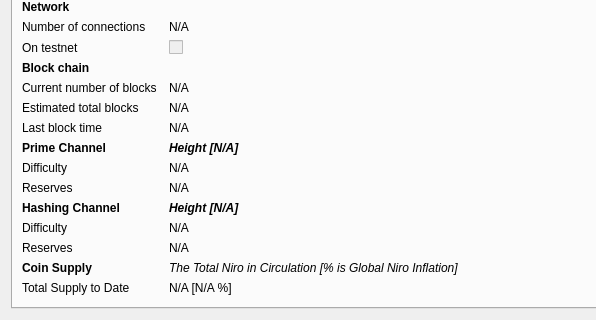
Old version of the form src/qt/forms/rpcconsole.ui in the repository Nexusoft/Legacy; both pictures show x 0 to 596 and y 126 to 446 of the 706 by 446 pixel window.
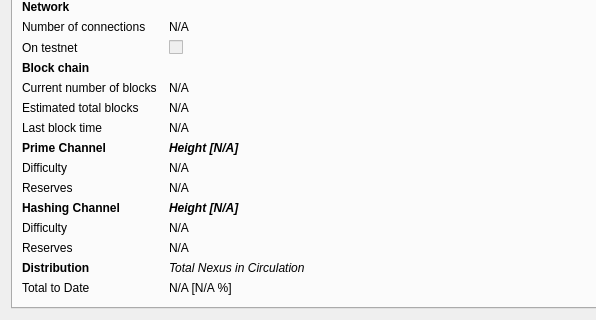
New version of the form. Icons and pictures are not drawn.

Patch:
```diff
--- a/src/qt/forms/rpcconsole.ui
+++ b/src/qt/forms/rpcconsole.ui
@@ -370,7 +370,7 @@
           </font>
          </property>
          <property name="text">
-          <string>Coin Supply</string>
+          <string>Distribution</string>
          </property>
         </widget>
        </item>
@@ -383,7 +383,7 @@
           </font>
          </property>
          <property name="text">
-          <string>The Total Niro in Circulation [% is Global Niro Inflation]</string>
+          <string>Total Nexus in Circulation</string>
          </property>
         </widget>
        </item>
@@ -392,7 +392,7 @@
 	   <item row="18" column="0">
         <widget class="QLabel" name="label_n18">
          <property name="text">
-          <string>Total Supply to Date</string>
+          <string>Total to Date</string>
          </property>
         </widget>
        </item>
```
